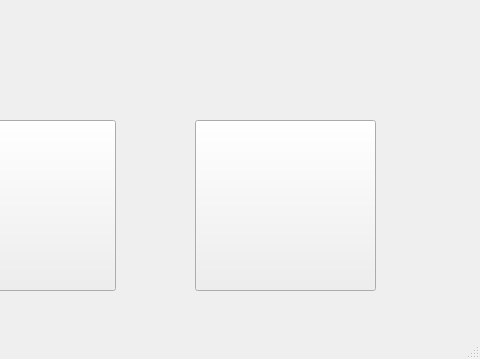
First picture: the form in mainwindow.ui, repository Dansheng/FlightSystem, before the edit; both pictures show x 405 to 885 and y 0 to 359 of the 885 by 359 pixel window.
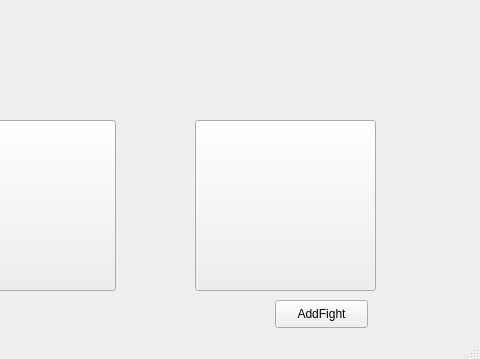
Second picture: the form after the edit. Icons and pictures are not drawn.

What changed in the file:
```diff
--- a/mainwindow.ui
+++ b/mainwindow.ui
@@ -78,6 +78,19 @@
      <string/>
     </property>
    </widget>
+   <widget class="QPushButton" name="AddFight">
+    <property name="geometry">
+     <rect>
+      <x>680</x>
+      <y>300</y>
+      <width>93</width>
+      <height>28</height>
+     </rect>
+    </property>
+    <property name="text">
+     <string>AddFight</string>
+    </property>
+   </widget>
   </widget>
   <widget class="QStatusBar" name="statusBar"/>
  </widget>
```
